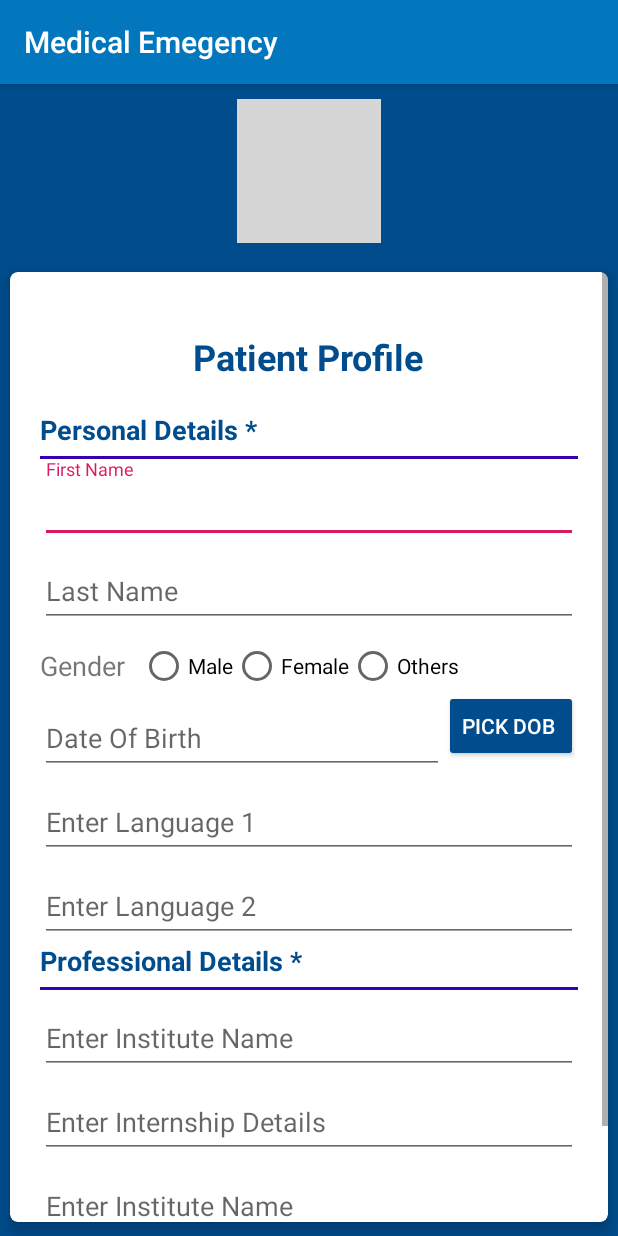
After one commit to akshay4532/MedicalEmegency2, an Android app: the PatientDetailsForm screen opened directly, with no data from a screen before it, on a phone screen of 412 x 824 dp. The commit adds this screen. Run offline under Robolectric (Android 15) with nearby library versions, the phone set to English and light mode, and no system bars; grey boxes are pictures that could not be loaded.

Commit message:
fifth commit by cm

```diff
--- /dev/null
+++ b/app/src/main/java/com/cmpundhir/cm/medicalemegency/patient/PatientDetailsForm.java
@@ -0,0 +1,16 @@
+package com.cmpundhir.cm.medicalemegency.patient;
+
+import androidx.appcompat.app.AppCompatActivity;
+
+import android.os.Bundle;
+
+import com.cmpundhir.cm.medicalemegency.R;
+
+public class PatientDetailsForm extends AppCompatActivity {
+
+    @Override
+    protected void onCreate(Bundle savedInstanceState) {
+        super.onCreate(savedInstanceState);
+        setContentView(R.layout.activity_patient_details_form);
+    }
+}
--- /dev/null
+++ b/app/src/main/res/layout/activity_patient_details_form.xml
@@ -0,0 +1,235 @@
+<?xml version="1.0" encoding="utf-8"?>
+<LinearLayout xmlns:android="http://schemas.android.com/apk/res/android"
+    xmlns:app="http://schemas.android.com/apk/res-auto"
+    xmlns:tools="http://schemas.android.com/tools"
+    android:layout_width="match_parent"
+    android:background="@color/primaryDarkColor"
+    android:layout_height="match_parent"
+    android:orientation="vertical"
+    android:gravity="center"
+    tools:context=".doctor.DoctorDetailsFormActivity">
+
+    <ImageView
+        android:id="@+id/img"
+        android:layout_above="@+id/loginCard"
+        android:transitionName="imageTransition"
+        android:src="@drawable/ic_doctor_male"
+        android:layout_width="96dp"
+        android:layout_centerInParent="true"
+        android:layout_height="96dp"
+        android:layout_margin="10dp"/>
+    <androidx.cardview.widget.CardView
+        android:id="@+id/loginCard"
+        android:layout_weight="1"
+        android:layout_width="match_parent"
+        android:layout_height="wrap_content"
+        app:cardCornerRadius="5dp"
+        app:cardElevation="5dp"
+        android:layout_centerInParent="true"
+        app:cardUseCompatPadding="true">
+        <ScrollView
+            android:layout_width="match_parent"
+            android:layout_height="wrap_content">
+            <LinearLayout
+                android:orientation="vertical"
+                android:layout_width="match_parent"
+                android:layout_height="wrap_content"
+                android:layout_margin="10dp"
+                android:padding="10dp">
+                <TextView
+                    android:layout_margin="20dp"
+                    android:textColor="@color/primaryDarkColor"
+                    android:textStyle="bold"
+                    android:textSize="24sp"
+                    android:layout_gravity="center"
+                    android:text="Patient Profile"
+                    android:layout_width="wrap_content"
+                    android:layout_height="wrap_content" />
+                android:padding="10dp">
+                <TextView
+                    android:textColor="@color/primaryDarkColor"
+                    android:textStyle="bold"
+                    android:textSize="18sp"
+                    android:text="Personal Details *"
+                    android:layout_width="wrap_content"
+                    android:layout_height="wrap_content" />
+
+                <View
+                    android:layout_marginTop="5dp"
+                    android:layout_width="match_parent"
+                    android:layout_height="2dp"
+                    android:background="@color/design_default_color_primary_dark"/>
+                <com.google.android.material.textfield.TextInputLayout
+                    android:layout_width="match_parent"
+                    android:layout_height="match_parent">
+
+                    <com.google.android.material.textfield.TextInputEditText
+                        android:layout_width="match_parent"
+                        android:layout_height="wrap_content"
+                        android:hint="First Name"
+                        android:id="@+id/fname"/>
+                </com.google.android.material.textfield.TextInputLayout>
+                <com.google.android.material.textfield.TextInputLayout
+                    android:layout_width="match_parent"
+                    android:layout_height="match_parent">
+
+                    <com.google.android.material.textfield.TextInputEditText
+                        android:layout_width="match_parent"
+                        android:layout_height="wrap_content"
+                        android:hint="Last Name"
+                        android:id="@+id/lname"/>
+                </com.google.android.material.textfield.TextInputLayout>
+                <LinearLayout
+                    android:layout_width="match_parent"
+                    android:layout_height="wrap_content"
+                    android:orientation="horizontal"
+                    android:layout_marginTop="10dp">
+                    <TextView
+                        android:layout_width="wrap_content"
+                        android:layout_height="wrap_content"
+                        android:text="Gender"
+                        android:textSize="18dp"
+                        android:layout_gravity="center_vertical"/>
+                    <RadioGroup
+                        android:id="@+id/gender"
+                        android:layout_width="match_parent"
+                        android:layout_height="wrap_content"
+                        android:orientation="horizontal"
+                        android:layout_marginLeft="10dp">
+                        <RadioButton
+                            android:id="@+id/male"
+                            android:layout_width="wrap_content"
+                            android:layout_height="wrap_content"
+                            android:text="Male"/>
+                        <RadioButton
+                            android:id="@+id/female"
+                            android:layout_width="wrap_content"
+                            android:layout_height="wrap_content"
+                            android:text="Female"/>
+                        <RadioButton
+                            android:id="@+id/others"
+                            android:layout_width="wrap_content"
+                            android:layout_height="wrap_content"
+                            android:text="Others"/>
+
+                    </RadioGroup>
+
+                </LinearLayout>
+                <LinearLayout
+                    android:layout_width="match_parent"
+                    android:layout_height="wrap_content"
+                    android:gravity="center"
+                    android:orientation="horizontal">
+                    <LinearLayout
+                        android:layout_weight="1"
+                        android:layout_width="wrap_content"
+                        android:layout_height="wrap_content"
+                        android:orientation="vertical">
+                        <com.google.android.material.textfield.TextInputLayout
+                            android:layout_width="match_parent"
+                            android:layout_height="wrap_content">
+
+                            <com.google.android.material.textfield.TextInputEditText
+                                android:layout_width="match_parent"
+                                android:layout_height="wrap_content"
+                                android:hint="Date Of Birth"
+                                android:id="@+id/dob"/>
+                        </com.google.android.material.textfield.TextInputLayout>
+
+                    </LinearLayout>
+
+
+                    <Button
+                        android:layout_gravity="end"
+                        android:textColor="#ffff"
+                        android:backgroundTint="@color/primaryDarkColor"
+                        android:id="@+id/calenderbtn"
+                        android:layout_width="wrap_content"
+                        android:layout_height="wrap_content"
+                        android:text="Pick DOB " />
+                </LinearLayout>
+
+
+                <com.google.android.material.textfield.TextInputLayout
+                    android:layout_width="match_parent"
+                    android:layout_height="wrap_content">
+                    <com.google.android.material.textfield.TextInputEditText
+                        android:id="@+id/lang1"
+                        android:hint="Enter Language 1"
+                        android:layout_width="match_parent"
+                        android:layout_height="wrap_content" />
+                </com.google.android.material.textfield.TextInputLayout>
+
+
+
+                <com.google.android.material.textfield.TextInputLayout
+                    android:layout_width="match_parent"
+                    android:layout_height="wrap_content">
+                    <com.google.android.material.textfield.TextInputEditText
+                        android:id="@+id/lang2"
+                        android:hint="Enter Language 2 "
+                        android:layout_width="match_parent"
+                        android:layout_height="wrap_content" />
+                </com.google.android.material.textfield.TextInputLayout>
+                <TextView
+                    android:textColor="@color/primaryDarkColor"
+                    android:textStyle="bold"
+                    android:textSize="18sp"
+                    android:text="Professional Details *"
+                    android:layout_width="wrap_content"
+                    android:layout_height="wrap_content" />
+
+                <View
+                    android:layout_marginTop="5dp"
+                    android:layout_width="match_parent"
+                    android:layout_height="2dp"
+                    android:background="@color/design_default_color_primary_dark"/>
+                <LinearLayout
+                    android:layout_width="match_parent"
+                    android:layout_height="wrap_content"
+                    android:orientation="vertical">
+                    <com.google.android.material.textfield.TextInputLayout
+                        android:layout_width="match_parent"
+                        android:layout_height="wrap_content">
+                        <com.google.android.material.textfield.TextInputEditText
+                            android:id="@+id/instituteEdit"
+                            android:hint="Enter Institute Name  "
+                            android:layout_width="match_parent"
+                            android:layout_height="wrap_content" />
+                    </com.google.android.material.textfield.TextInputLayout>
+
+                    <com.google.android.material.textfield.TextInputLayout
+                        android:layout_width="match_parent"
+                        android:layout_height="wrap_content">
+                        <com.google.android.material.textfield.TextInputEditText
+                            android:id="@+id/internEdit"
+                            android:hint="Enter Internship Details  "
+                            android:layout_width="match_parent"
+                            android:layout_height="wrap_content" />
+                    </com.google.android.material.textfield.TextInputLayout>
+
+                    <com.google.android.material.textfield.TextInputLayout
+                        android:layout_width="match_parent"
+                        android:layout_height="wrap_content">
+                        <com.google.android.material.textfield.TextInputEditText
+                            android:id="@+id/instituteEdit5"
+                            android:hint="Enter Institute Name  "
+                            android:layout_width="match_parent"
+                            android:layout_height="wrap_content" />
+                    </com.google.android.material.textfield.TextInputLayout>
+
+                </LinearLayout>
+
+
+                <Button
+                    android:textColor="#fff"
+                    android:backgroundTint="@color/primaryDarkColor"
+                    android:id="@+id/button2"
+                    android:text="Submit"
+                    android:layout_width="match_parent"
+                    android:layout_height="wrap_content" />
+
+            </LinearLayout>
+        </ScrollView>
+    </androidx.cardview.widget.CardView>
+</LinearLayout>
```
Also changed, not shown: app/src/main/java/com/cmpundhir/cm/medicalemegency/LoginChoiceActivity.java (added, +90 -0 lines), app/src/main/res/drawable-v24/grad_bg.xml (added, +11 -0 lines), app/src/main/res/drawable/circlephar.xml (added, +7 -0 lines), app/src/main/res/drawable/gradbtn.xml (added, +20 -0 lines), app/src/main/res/layout/activity_login.xml (+15 -1 lines), app/src/main/res/layout/activity_login_choice.xml (added, +116 -0 lines), app/src/main/res/drawable/doctor.jpg (added), app/src/main/res/drawable/doctor_female.jpg (added), app/src/main/res/drawable/doctor_male.jpg (added), app/src/main/res/drawable/emergency_light.gif (added), app/src/main/res/drawable/stheto.jpg (added), 1 other file.
